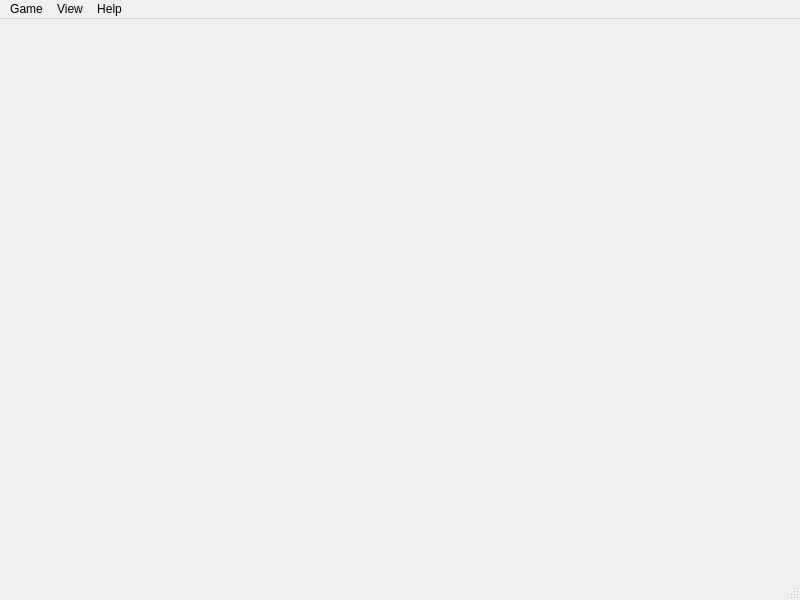
Qt form worldmor/gui/mainwindow.ui (martilad/worldmor) before a commit.
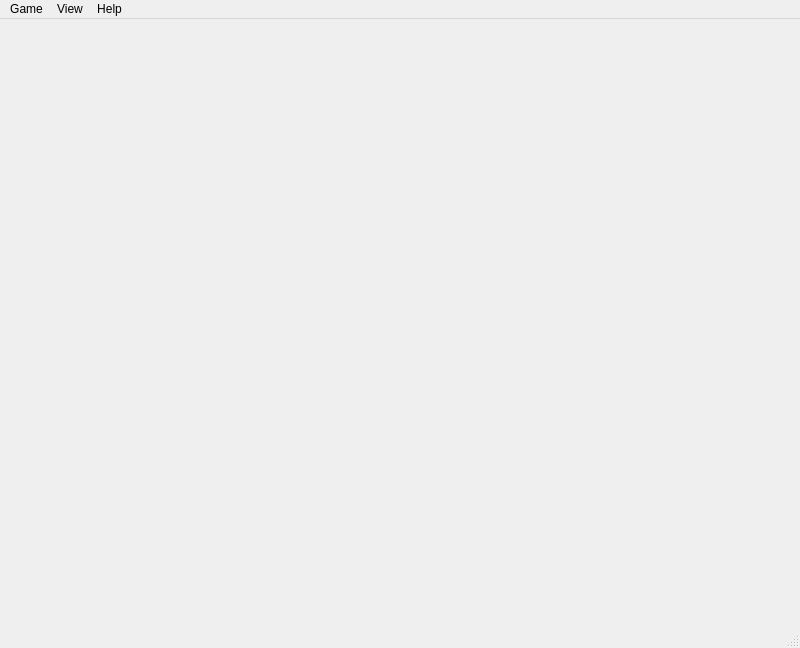
The same form after that commit.

Commit message: add posibility to show score and live in status bar

The edit to the form file:
```diff
--- a/worldmor/gui/mainwindow.ui
+++ b/worldmor/gui/mainwindow.ui
@@ -7,7 +7,7 @@
     <x>0</x>
     <y>0</y>
     <width>800</width>
-    <height>600</height>
+    <height>648</height>
    </rect>
   </property>
   <property name="windowTitle">
```
Left out of the diff: 2 changed lines with no effect on the pictures. The commit also changes 1 other file.
